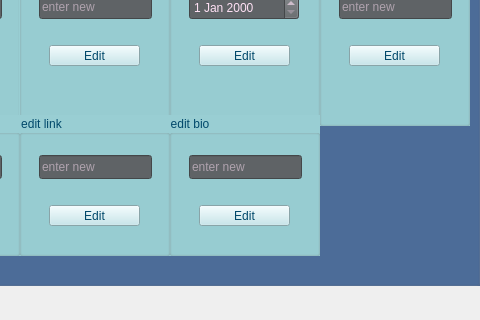
This is edit_profile.ui in romina-kh/project2_rm as Qt 5 draws it before an edit; both pictures show x 371 to 851 and y 305 to 625 of the 961 by 625 pixel window. The edited form follows.
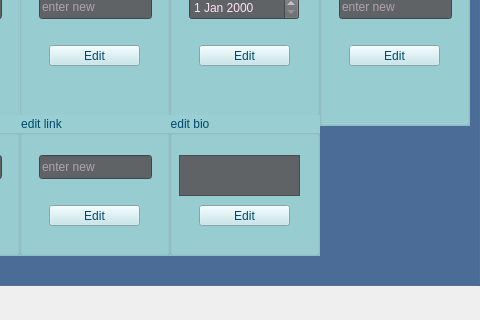
This is the edited form.

```diff
--- a/edit_profile.ui
+++ b/edit_profile.ui
@@ -299,23 +299,6 @@
     <property name="title">
      <string>edit bio</string>
     </property>
-    <widget class="QLineEdit" name="ln_edit_bio">
-     <property name="geometry">
-      <rect>
-       <x>20</x>
-       <y>40</y>
-       <width>113</width>
-       <height>24</height>
-      </rect>
-     </property>
-     <property name="styleSheet">
-      <string notr="true">background-color:rgb(95, 99, 102)  ;
-color:rgb(255, 225, 245) ;</string>
-     </property>
-     <property name="placeholderText">
-      <string>enter new</string>
-     </property>
-    </widget>
     <widget class="QPushButton" name="btn_edit_bio">
      <property name="geometry">
       <rect>
@@ -332,6 +315,20 @@
       <string>Edit</string>
      </property>
     </widget>
+    <widget class="QTextEdit" name="txt_edit_bio">
+     <property name="geometry">
+      <rect>
+       <x>10</x>
+       <y>40</y>
+       <width>121</width>
+       <height>41</height>
+      </rect>
+     </property>
+     <property name="styleSheet">
+      <string notr="true">background-color:rgb(95, 99, 102)  ;
+color:rgb(255, 225, 245) ;</string>
+     </property>
+    </widget>
    </widget>
    <widget class="QGroupBox" name="box_edit_link">
     <property name="geometry">
```
